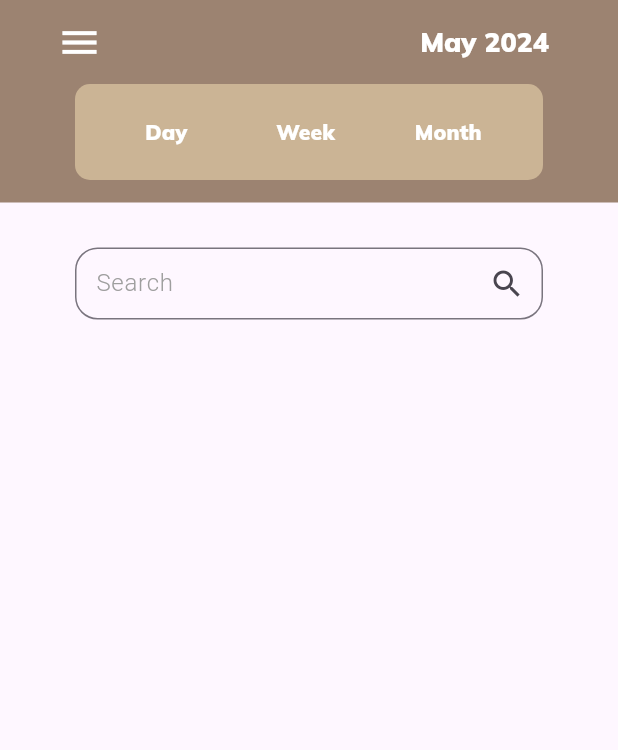
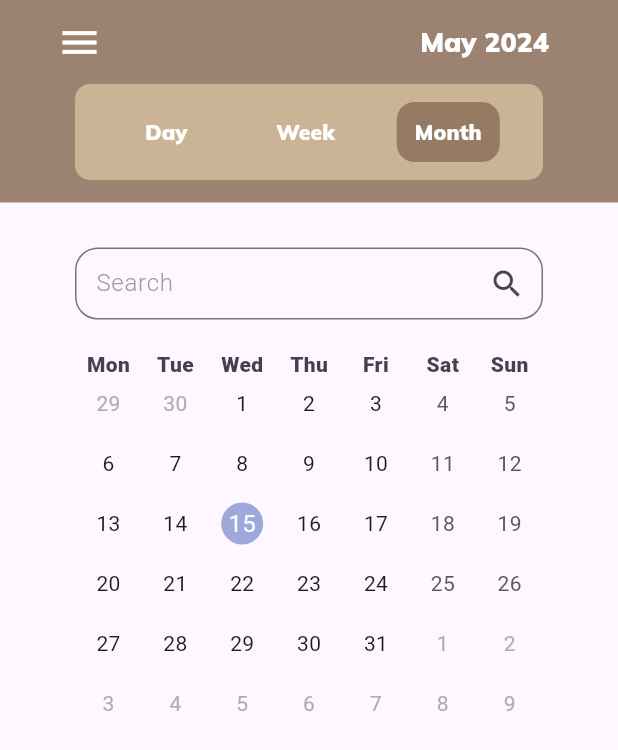
Before and after one commit to Polinaphlej02/calendar, a Flutter app: the screen it shows after launch, on a phone screen of 412 x 824 dp. Shown: the top 750 px of the screen. Run offline on Flutter 3.47's test engine with Material 3 defaults, Android fonts, the phone set to English and light mode, and no system bars; drawn by our look-alikes of table_calendar.

Commit message:
added the calendar

```diff
--- /dev/null
+++ b/calendar_app/lib/widgets/calendar_month.dart
@@ -0,0 +1,41 @@
+import 'package:flutter/material.dart';
+import 'package:flutter/widgets.dart';
+import 'package:table_calendar/table_calendar.dart';
+
+class CalendarMonth extends StatefulWidget {
+  const CalendarMonth({super.key});
+
+  @override
+  State<CalendarMonth> createState() => _CalendarMonthState();
+}
+
+class _CalendarMonthState extends State<CalendarMonth> {
+  TextStyle dayStyle = TextStyle(
+    color: Color.fromARGB(225, 46, 39, 57),
+    fontWeight: FontWeight.w900
+    );
+
+  DateTime _focusedDay = DateTime.now();
+  late DateTime _firstDay = DateTime.now().subtract(const Duration(days: 1000));
+  late DateTime _lastDay = DateTime.now().add(const Duration(days: 1000));
+
+  @override
+  Widget build(BuildContext context) {
+    return Padding(
+      padding: EdgeInsets.only(left: 50, right: 50, top: 20),
+      child:  TableCalendar(
+        focusedDay: _focusedDay,
+        firstDay: _firstDay,
+        lastDay: _lastDay,
+        rowHeight: 40,
+        daysOfWeekStyle: DaysOfWeekStyle(
+          weekdayStyle: dayStyle,
+          weekendStyle: dayStyle,
+        ),
+        startingDayOfWeek: StartingDayOfWeek.monday,
+        sixWeekMonthsEnforced: true,
+        headerVisible: false,
+        ),
+);
+  }
+}
--- a/calendar_app/lib/widgets/screen_widget.dart
+++ b/calendar_app/lib/widgets/screen_widget.dart
@@ -1,4 +1,5 @@
 import 'package:calendar_app/static/colors.dart';
+import 'package:calendar_app/widgets/calendar_month.dart';
 import 'package:calendar_app/widgets/switcher_widget.dart';
 import 'package:flutter/material.dart';
 
@@ -36,6 +37,7 @@ class ScreenWidget extends StatelessWidget {
         children: [
           SwitcherWidget(),
           TextFieldWidget(),
+          CalendarMonth(),
         ],
       ),
     );
--- a/calendar_app/lib/widgets/switcher_widget.dart
+++ b/calendar_app/lib/widgets/switcher_widget.dart
@@ -19,7 +19,7 @@ class _SwitcherWidgetState extends State<SwitcherWidget> {
    Map buttonFill = {
     "Day": CalendarColors.lightBrown,
     "Week": CalendarColors.lightBrown,
-    "Month": CalendarColors.lightBrown,
+    "Month": CalendarColors.mainBrown,
   };
 
   String chosenButton = "Month";
--- a/calendar_app/pubspec.yaml
+++ b/calendar_app/pubspec.yaml
@@ -35,6 +35,8 @@ dependencies:
   # The following adds the Cupertino Icons font to your application.
   # Use with the CupertinoIcons class for iOS style icons.
   cupertino_icons: ^1.0.6
+  table_calendar: ^3.1.1
+  calendar_view: ^1.2.0
 
 dev_dependencies:
   flutter_test:
```
Also changed, not shown: calendar_app/lib/widgets/calendar.dart (deleted), calendar_app/pubspec.lock.
